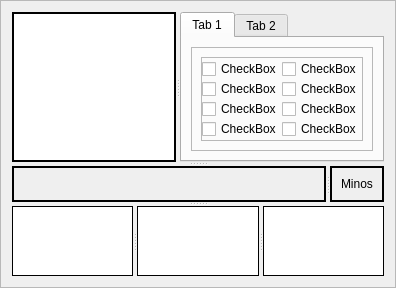
Before: the Qt Designer form mqt/MqtLogger/tsinglelogframe.ui in zsteva/backup-minos2, drawn with Qt 5.
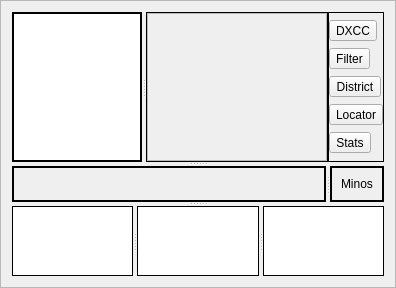
After: the same form once the commit is applied. Custom widgets are drawn as their Qt base class.

Commit message: stats display

The edit to the form file:
```diff
--- a/mqt/MqtLogger/tsinglelogframe.ui
+++ b/mqt/MqtLogger/tsinglelogframe.ui
@@ -89,27 +89,34 @@
          <bool>false</bool>
         </attribute>
        </widget>
-       <widget class="QTabWidget" name="MultTabs">
-        <property name="tabPosition">
-         <enum>QTabWidget::North</enum>
-        </property>
-        <property name="usesScrollButtons">
-         <bool>false</bool>
-        </property>
-        <widget class="QWidget" name="tab">
-         <attribute name="title">
-          <string>Tab 1</string>
-         </attribute>
-         <layout class="QVBoxLayout" name="verticalLayout">
-          <item>
-           <widget class="QFrame" name="frame">
-            <property name="frameShape">
-             <enum>QFrame::StyledPanel</enum>
-            </property>
-            <property name="frameShadow">
-             <enum>QFrame::Raised</enum>
-            </property>
-            <layout class="QVBoxLayout" name="verticalLayout_7">
+       <widget class="QFrame" name="MultDisp">
+        <layout class="QHBoxLayout" name="horizontalLayout">
+         <property name="spacing">
+          <number>0</number>
+         </property>
+         <property name="leftMargin">
+          <number>0</number>
+         </property>
+         <property name="topMargin">
+          <number>0</number>
+         </property>
+         <property name="rightMargin">
+          <number>0</number>
+         </property>
+         <property name="bottomMargin">
+          <number>0</number>
+         </property>
+         <item>
+          <widget class="QStackedWidget" name="StackedMults">
+           <property name="frameShape">
+            <enum>QFrame::Box</enum>
+           </property>
+           <property name="currentIndex">
+            <number>4</number>
+           </property>
+           <widget class="QWidget" name="DXCCPage"/>
+           <widget class="QWidget" name="FilterPage">
+            <layout class="QVBoxLayout" name="verticalLayout_3">
              <item>
               <widget class="QFrame" name="MultFilters">
                <property name="sizePolicy">
@@ -146,7 +153,7 @@
                    <number>0</number>
                   </property>
                   <item>
-                   <layout class="QHBoxLayout" name="horizontalLayout">
+                   <layout class="QHBoxLayout" name="horizontalLayout_2">
                     <property name="spacing">
                      <number>0</number>
                     </property>
@@ -236,14 +243,117 @@
              </item>
             </layout>
            </widget>
-          </item>
-         </layout>
-        </widget>
-        <widget class="QWidget" name="tab_2">
-         <attribute name="title">
-          <string>Tab 2</string>
-         </attribute>
-        </widget>
+           <widget class="QWidget" name="DistrictPage"/>
+           <widget class="QWidget" name="LocatorPage"/>
+           <widget class="QWidget" name="StatsPage">
+            <layout class="QVBoxLayout" name="verticalLayout_7">
+             <property name="spacing">
+              <number>0</number>
+             </property>
+             <property name="leftMargin">
+              <number>0</number>
+             </property>
+             <property name="topMargin">
+              <number>0</number>
+             </property>
+             <property name="rightMargin">
+              <number>0</number>
+             </property>
+             <property name="bottomMargin">
+              <number>0</number>
+             </property>
+             <item>
+              <widget class="TStatsDispFrame" name="StatsFrame">
+               <property name="frameShape">
+                <enum>QFrame::StyledPanel</enum>
+               </property>
+               <property name="frameShadow">
+                <enum>QFrame::Raised</enum>
+               </property>
+              </widget>
+             </item>
+            </layout>
+           </widget>
+          </widget>
+         </item>
+         <item>
+          <widget class="QFrame" name="frame">
+           <property name="frameShape">
+            <enum>QFrame::Box</enum>
+           </property>
+           <property name="frameShadow">
+            <enum>QFrame::Plain</enum>
+           </property>
+           <layout class="QVBoxLayout" name="verticalLayout">
+            <property name="spacing">
+             <number>0</number>
+            </property>
+            <property name="leftMargin">
+             <number>0</number>
+            </property>
+            <property name="topMargin">
+             <number>0</number>
+            </property>
+            <property name="rightMargin">
+             <number>0</number>
+            </property>
+            <property name="bottomMargin">
+             <number>0</number>
+            </property>
+            <item>
+             <widget class="QToolButton" name="DXCCButton">
+              <property name="focusPolicy">
+               <enum>Qt::NoFocus</enum>
+              </property>
+              <property name="text">
+               <string>DXCC</string>
+              </property>
+             </widget>
+            </item>
+            <item>
+             <widget class="QToolButton" name="FilterButton">
+              <property name="focusPolicy">
+               <enum>Qt::NoFocus</enum>
+              </property>
+              <property name="text">
+               <string>Filter</string>
+              </property>
+             </widget>
+            </item>
+            <item>
+             <widget class="QToolButton" name="DistrictButton">
+              <property name="focusPolicy">
+               <enum>Qt::NoFocus</enum>
+              </property>
+              <property name="text">
+               <string>District</string>
+              </property>
+             </widget>
+            </item>
+            <item>
+             <widget class="QToolButton" name="LocatorButton">
+              <property name="focusPolicy">
+               <enum>Qt::NoFocus</enum>
+              </property>
+              <property name="text">
+               <string>Locator</string>
+              </property>
+             </widget>
+            </item>
+            <item>
+             <widget class="QToolButton" name="StatsButton">
+              <property name="focusPolicy">
+               <enum>Qt::NoFocus</enum>
+              </property>
+              <property name="text">
+               <string>Stats</string>
+              </property>
+             </widget>
+            </item>
+           </layout>
+          </widget>
+         </item>
+        </layout>
        </widget>
       </widget>
       <widget class="MinosSplitter" name="CribSplitter">
@@ -455,6 +565,12 @@
    <header>minossplitter.h</header>
    <container>1</container>
   </customwidget>
+  <customwidget>
+   <class>TStatsDispFrame</class>
+   <extends>QFrame</extends>
+   <header>tstatsdispframe.h</header>
+   <container>1</container>
+  </customwidget>
  </customwidgets>
  <resources/>
  <connections/>
```
Left out of the diff: 18 changed lines with no effect on the pictures. The commit also changes 15 other files.
